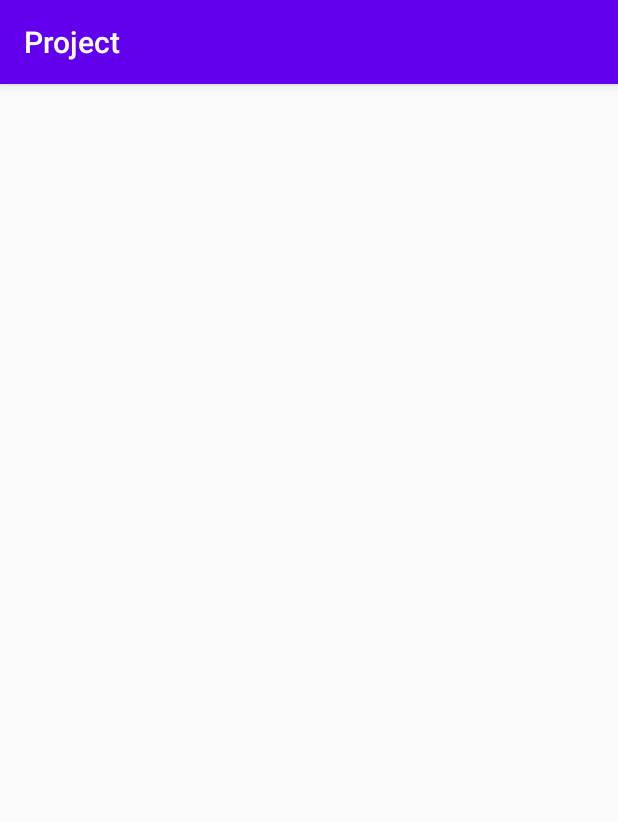
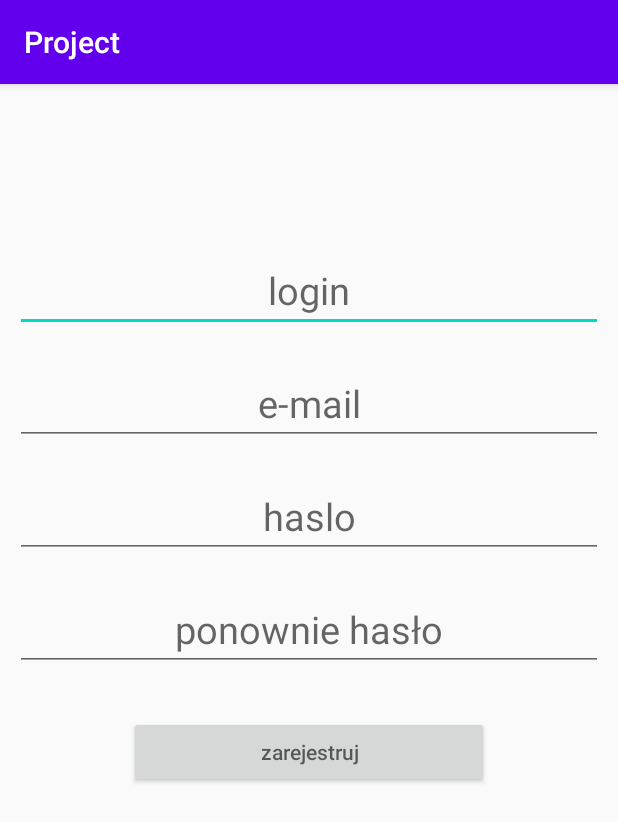
Before and after one commit to iceferal/project-android, an Android app: the RegisterActivity screen opened directly, with no data from a screen before it, on a phone screen of 412 x 824 dp. Shown: the top 822 px of the screen. Run offline under Robolectric (Android 15) with nearby library versions, the phone set to English and light mode, and no system bars.

Commit message:
register

```diff
--- a/app/src/main/java/com/iceferal/project/RegisterActivity.java
+++ b/app/src/main/java/com/iceferal/project/RegisterActivity.java
@@ -1,6 +1,48 @@
 package com.iceferal.project;
+
+import android.os.Bundle;
+import android.text.TextUtils;
+import android.view.View;
+import android.widget.EditText;
 
 import androidx.appcompat.app.AppCompatActivity;
 
 public class RegisterActivity extends AppCompatActivity {
+
+    private EditText login, email, pass, repass;
+
+    @Override
+    protected void onCreate(Bundle savedInstanceState) {
+        super.onCreate(savedInstanceState);
+        setContentView(R.layout.activity_register);
+
+        login = findViewById(R.id.login);
+        pass = findViewById(R.id.pass);
+        repass = findViewById(R.id.rePass);
+        email = findViewById(R.id.email);
+
+    }
+
+    public void klik(View view) {
+        boolean status = false;
+        String log = login.getText().toString();
+        String password = pass.getText().toString();
+        String repassword = repass.getText().toString();
+        String mail = email.getText().toString();
+
+        if (TextUtils.isEmpty(log)) {
+            login.setError("Pole haslo nie moze byc puste");
+            status = false;        }
+        if (TextUtils.isEmpty(password)) {
+            pass.setError("Pole haslo nie moze byc puste");
+            status = false;         }
+        if (TextUtils.isEmpty(repassword)) {
+            repass.setError("Pole haslo nie moze byc puste");
+            status = false;        }
+        if (TextUtils.isEmpty(mail)) {
+            email.setError("Pole haslo nie moze byc puste");
+            status = false;         }
+
+
+    }
 }
--- a/app/src/main/res/layout/activity_register.xml
+++ b/app/src/main/res/layout/activity_register.xml
@@ -1,6 +1,57 @@
 <?xml version="1.0" encoding="utf-8"?>
-<androidx.constraintlayout.widget.ConstraintLayout
-    xmlns:android="http://schemas.android.com/apk/res/android" android:layout_width="match_parent"
-    android:layout_height="match_parent">
+<LinearLayout xmlns:android="http://schemas.android.com/apk/res/android"
+    xmlns:app="http://schemas.android.com/apk/res-auto"
+    xmlns:tools="http://schemas.android.com/tools"
+    android:layout_width="match_parent"
+    android:layout_height="match_parent"
+    android:orientation="vertical"
+    tools:context=".RegisterActivity"
+    android:layout_marginTop="100dp">
 
-</androidx.constraintlayout.widget.ConstraintLayout>
+    <com.google.android.material.textfield.TextInputEditText
+        android:id="@+id/login"
+        android:layout_width="match_parent"
+        android:layout_height="wrap_content"
+        android:layout_margin="10dp"
+        android:textAlignment="center"
+        android:hint="@string/login"
+        android:textSize="25sp"/>
+
+    <com.google.android.material.textfield.TextInputEditText
+        android:id="@+id/email"
+        android:layout_width="match_parent"
+        android:layout_height="wrap_content"
+        android:layout_margin="10dp"
+        android:textAlignment="center"
+        android:hint="@string/e_mail"
+        android:textSize="25sp"/>
+
+    <com.google.android.material.textfield.TextInputEditText
+        android:id="@+id/pass"
+        android:layout_width="match_parent"
+        android:layout_height="wrap_content"
+        android:layout_margin="10dp"
+        android:textAlignment="center"
+        android:hint="@string/haslo"
+        android:textSize="25sp"/>
+
+    <com.google.android.material.textfield.TextInputEditText
+        android:id="@+id/rePass"
+        android:layout_width="match_parent"
+        android:layout_height="wrap_content"
+        android:layout_margin="10dp"
+        android:textAlignment="center"
+        android:hint="@string/ponownie_has_o"
+        android:textSize="25sp" />
+
+    <Button
+        android:id="@+id/loginBtn"
+        android:layout_width="240dp"
+        android:layout_height="wrap_content"
+        android:layout_gravity="center"
+        android:layout_margin="20dp"
+        android:padding="5dp"
+        android:hint="@string/zarejestruj"
+        android:onClick="klik"/>
+
+</LinearLayout>
--- a/app/src/main/res/values/strings.xml
+++ b/app/src/main/res/values/strings.xml
@@ -12,4 +12,8 @@
     <string name="login">login</string>
     <string name="haslo">haslo</string>
     <string name="je_li_jeszcze_nie_masz_konta_zarejestruj_sie">Jeśli jeszcze nie masz konta: zarejestruj sie</string>
+    <string name="e_mail">e-mail</string>
+    <string name="powtorz_haslo">powtorz haslo</string>
+    <string name="zarejestruj">zarejestruj</string>
+    <string name="ponownie_has_o">ponownie hasło</string>
 </resources>
```
Also changed, not shown: 1 other file.
